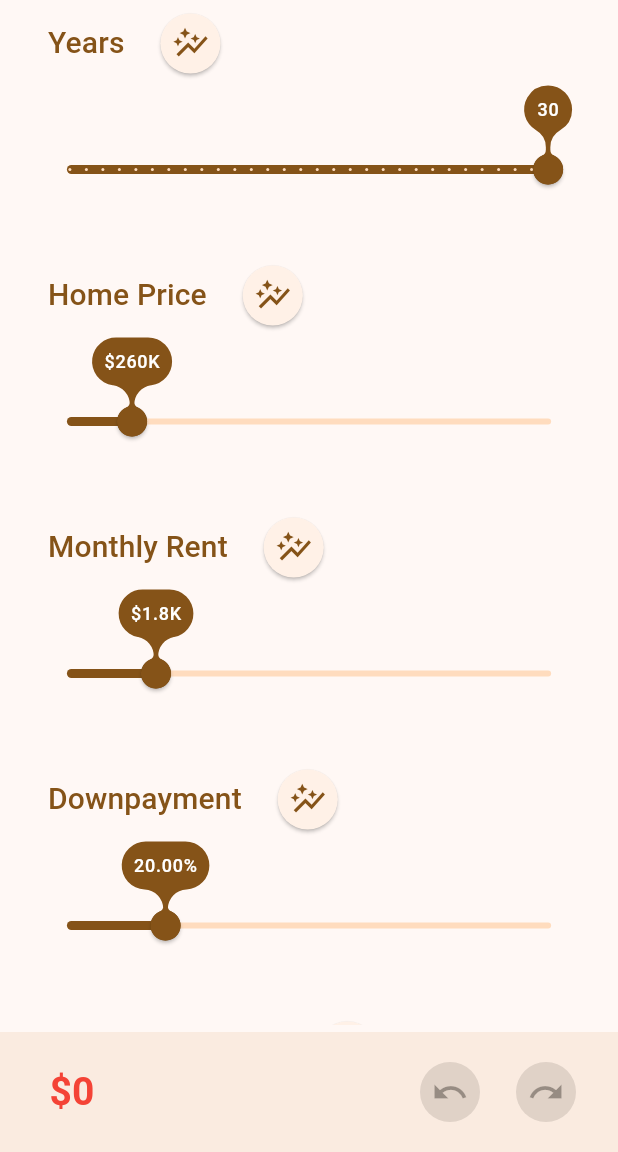
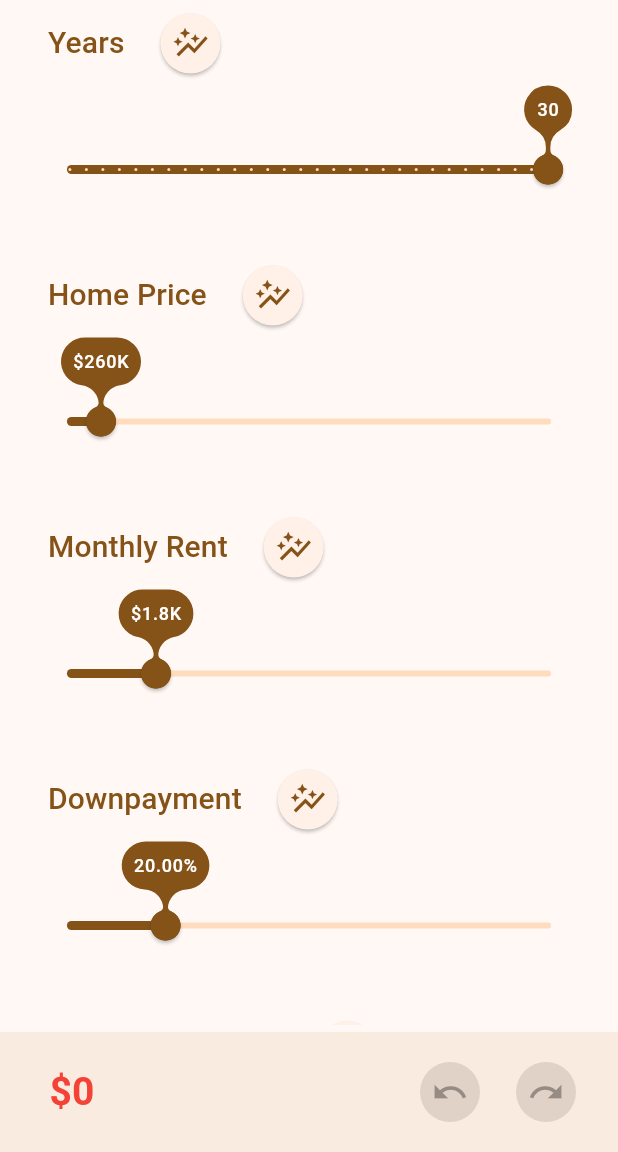
Before and after one commit to jakee417/rent_vs_buy_flutter, a Flutter app: the screen it shows after launch, on a phone screen of 412 x 824 dp, the part 84-1236 px from its top. Run offline on Flutter 3.47's test engine with Material 3 defaults, Android fonts, the phone set to English and light mode, and no system bars; our stand-ins replace csv, fl_chart, shared_preferences; missing offline and left inert: finance_updated, ml_dataframe, ml_linalg, undo; statements that could not run were skipped.

Commit message:
increase max buy amount

```diff
--- a/lib/pie_chart.dart
+++ b/lib/pie_chart.dart
@@ -8,7 +8,7 @@ final isWebMobile = kIsWeb &&
         defaultTargetPlatform == TargetPlatform.android);
 
 class PieChartWidget extends StatefulWidget {
-  PieChartWidget({
+  const PieChartWidget({
     super.key,
     required this.title,
     required this.ppmt,
--- a/lib/rent_vs_buy_manager.dart
+++ b/lib/rent_vs_buy_manager.dart
@@ -1,7 +1,6 @@
 import 'dart:math';
 import 'package:csv/csv.dart';
 import 'package:flutter/foundation.dart';
-import 'package:flutter/material.dart';
 import 'package:flutter/services.dart';
 import 'package:intl/intl.dart';
 import 'package:ml_dataframe/ml_dataframe.dart';
@@ -80,9 +79,9 @@ class RentVsBuyManager extends ChangeNotifier {
       value: 260000.00,
       numberType: NumberType.dollar,
       min: 0,
-      max: 2000000,
+      max: 4000000,
       popoverDescription: "The price of the home when purchasing in USD.",
-      divisions: largeSlider,
+      divisions: (largeSlider) * 2,
     ),
     "monthlyRentAmount": SliderData(
       title: "Monthly Rent",
```
